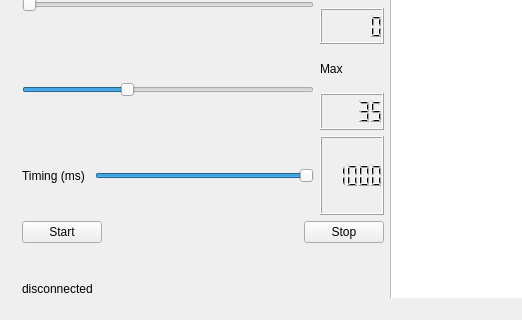
Qt form QtTcpClientProducer/mainwindow.ui (Enio-Antonio/Qt-Supervisory) before a commit; both pictures show x 0 to 522 and y 120 to 440 of the 773 by 440 pixel window.
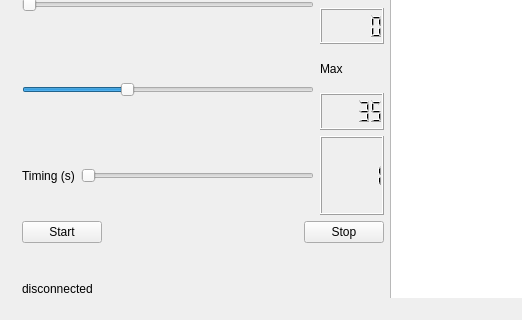
The same form after that commit.

The edit to the form file:
```diff
--- a/QtTcpClientProducer/mainwindow.ui
+++ b/QtTcpClientProducer/mainwindow.ui
@@ -131,7 +131,7 @@
          <item>
           <widget class="QLabel" name="label">
            <property name="text">
-            <string>Timing (ms) </string>
+            <string>Timing (s)</string>
            </property>
           </widget>
          </item>
@@ -141,10 +141,13 @@
             <number>1</number>
            </property>
            <property name="maximum">
-            <number>1000</number>
+            <number>99</number>
+           </property>
+           <property name="value">
+            <number>1</number>
            </property>
            <property name="sliderPosition">
-            <number>1000</number>
+            <number>1</number>
            </property>
            <property name="orientation">
             <enum>Qt::Horizontal</enum>
@@ -154,10 +157,10 @@
          <item>
           <widget class="QLCDNumber" name="lcdNumber">
            <property name="value" stdset="0">
-            <double>1000.000000000000000</double>
+            <double>1.000000000000000</double>
            </property>
            <property name="intValue" stdset="0">
-            <number>1000</number>
+            <number>1</number>
            </property>
           </widget>
          </item>
```
